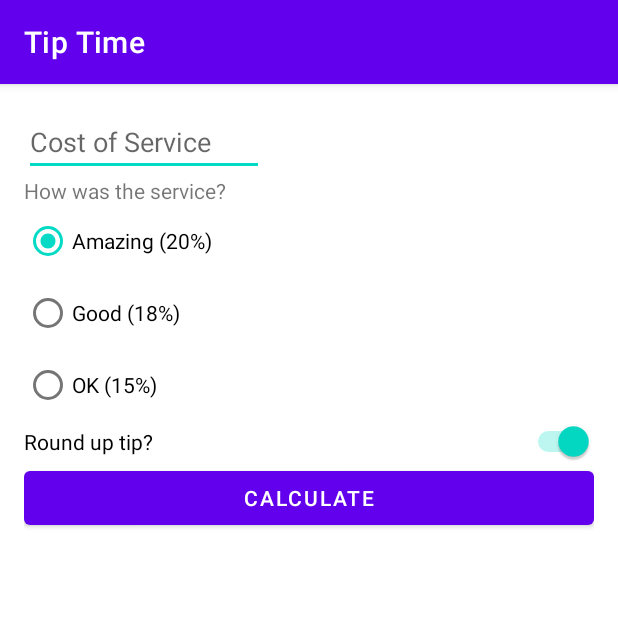
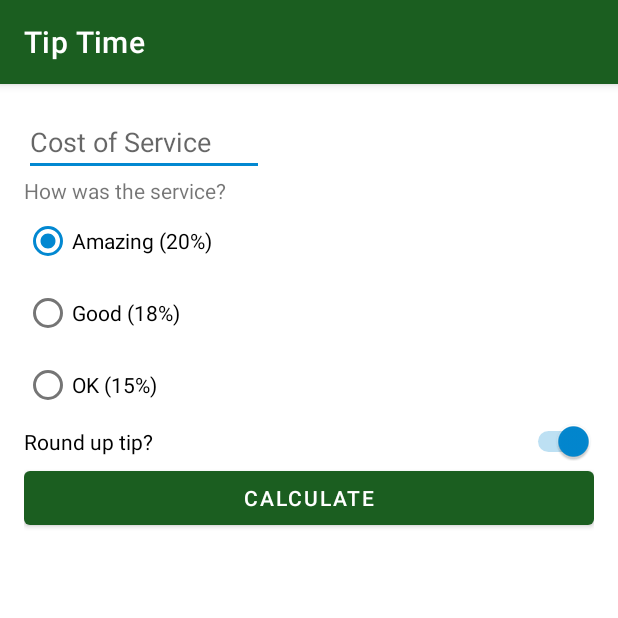
Before and after one commit to Andres-Martinez-Gutierrez/CalculadoraDePropinas, an Android app: the screen it shows after launch (MainActivity), on a phone screen of 412 x 824 dp, the top half of it. Run offline under Robolectric (Android 15) with nearby library versions, the phone set to English and light mode, and no system bars; 3 statements that could not run were skipped.

Commit message:
Quinto commite: Se cambia el color de la aplicación desde themes.xml

```diff
--- a/app/src/main/res/layout/activity_main.xml
+++ b/app/src/main/res/layout/activity_main.xml
@@ -76,6 +76,8 @@
         android:id="@+id/tip_result"
         android:layout_width="wrap_content"
         android:layout_height="wrap_content"
+        android:textSize="24dp"
+        android:textStyle="bold"
         tools:text="Tip Amount: $10"
         app:layout_constraintEnd_toEndOf="parent"
         app:layout_constraintTop_toBottomOf="@id/calculate_button" />
--- a/app/src/main/res/values/colors.xml
+++ b/app/src/main/res/values/colors.xml
@@ -7,4 +7,11 @@
     <color name="teal_700">#FF018786</color>
     <color name="black">#FF000000</color>
     <color name="white">#FFFFFFFF</color>
+
+    <color name="green">#1B5E20</color>
+    <color name="green_dark">#003300</color>
+    <color name="green_light">#A5D6A7</color>
+    <color name="blue">#0288D1</color>
+    <color name="blue_dark">#005B9F</color>
+    <color name="blue_light">#81D4FA</color>
 </resources>
--- a/app/src/main/res/values/themes.xml
+++ b/app/src/main/res/values/themes.xml
@@ -2,12 +2,12 @@
     <!-- Base application theme. -->
     <style name="Theme.TipTime" parent="Theme.MaterialComponents.DayNight.DarkActionBar">
         <!-- Primary brand color. -->
-        <item name="colorPrimary">@color/purple_500</item>
-        <item name="colorPrimaryVariant">@color/purple_700</item>
+        <item name="colorPrimary">@color/green</item>
+        <item name="colorPrimaryVariant">@color/green_dark</item>
         <item name="colorOnPrimary">@color/white</item>
         <!-- Secondary brand color. -->
-        <item name="colorSecondary">@color/teal_200</item>
-        <item name="colorSecondaryVariant">@color/teal_700</item>
+        <item name="colorSecondary">@color/blue</item>
+        <item name="colorSecondaryVariant">@color/blue_dark</item>
         <item name="colorOnSecondary">@color/black</item>
         <!-- Status bar color. -->
         <item name="android:statusBarColor" tools:targetApi="l">?attr/colorPrimaryVariant</item>
```
